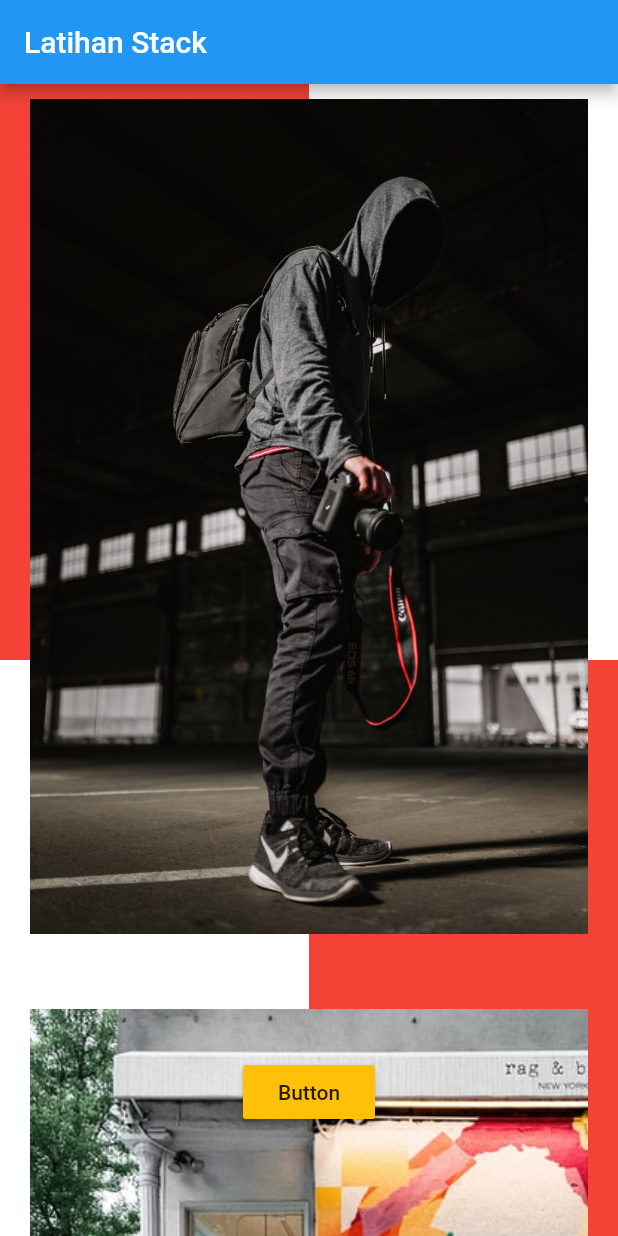
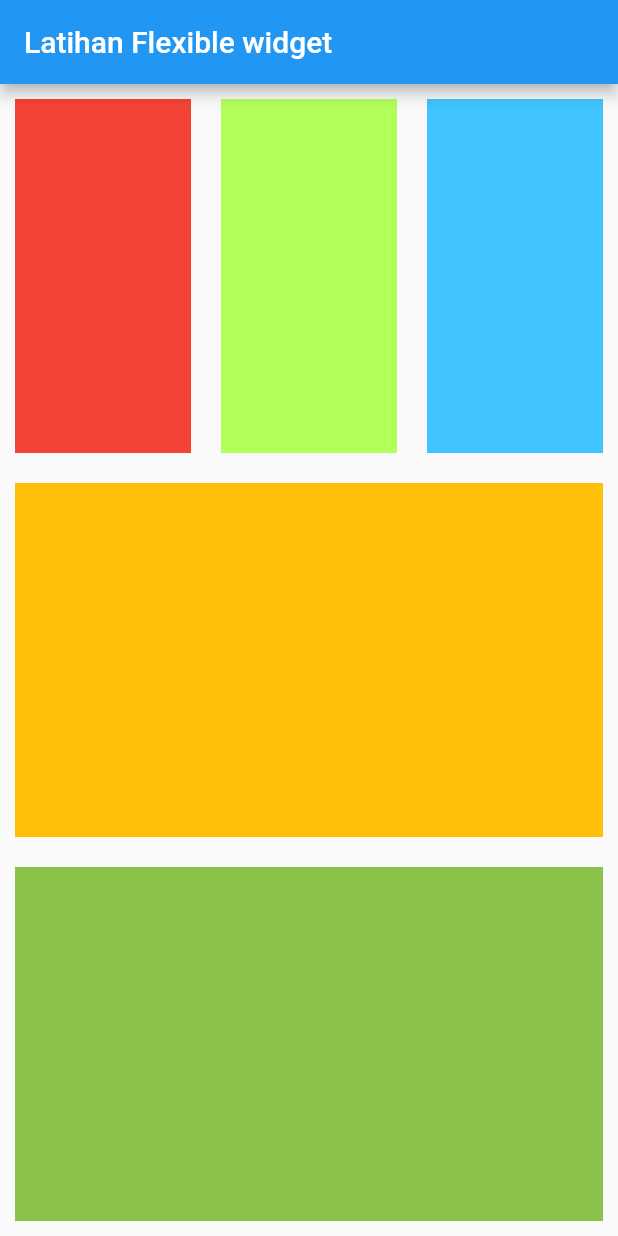
Before and after one commit to akbariyansyah/latihan-flutter, a Flutter app: the screen it shows after launch, on a phone screen of 412 x 824 dp. Run offline on Flutter 3.47's test engine with Material 2 defaults, Android fonts, the phone set to English and light mode, and no system bars.

Commit message:
-Initial Commit -Complete the code

```diff
--- a/lib/main.dart
+++ b/lib/main.dart
@@ -19,11 +19,10 @@ class MainPage extends StatelessWidget {
   Widget build(BuildContext context) {
     return Scaffold(
       appBar: AppBar(
-          title: Text("Latihan Stack"),
+        title: Text("Latihan Flexible widget"),
       ),
-        body: Stack(
-          children: [
-            Column(
+      body: Column(
+        mainAxisAlignment: MainAxisAlignment.center,
         children: [
           Flexible(
             flex: 1,
@@ -32,13 +31,22 @@ class MainPage extends StatelessWidget {
                 Flexible(
                   flex: 1,
                   child: Container(
+                    margin: EdgeInsets.all(10),
                     color: Colors.red,
                   ),
                 ),
                 Flexible(
                   flex: 1,
                   child: Container(
-                          color: Colors.white,
+                    margin: EdgeInsets.all(10),
+                    color: Colors.lightGreenAccent,
+                  ),
+                ),
+                Flexible(
+                  flex: 1,
+                  child: Container(
+                    margin: EdgeInsets.all(10),
+                    color: Colors.lightBlueAccent,
                   ),
                 ),
               ],
@@ -46,50 +54,20 @@ class MainPage extends StatelessWidget {
           ),
           Flexible(
             flex: 1,
-                  child: Row(
-                    children: [
-                      Flexible(
-                        flex: 1,
             child: Container(
-                          color: Colors.white,
+              margin: EdgeInsets.all(10),
+              color: Colors.amber,
             ),
           ),
           Flexible(
             flex: 1,
             child: Container(
-                          color: Colors.red,
+              margin: EdgeInsets.all(10),
+              color: Colors.lightGreen,
             ),
           ),
         ],
       ),
-                ),
-              ],
-            ),
-            ListView(
-              children: [
-                Container(
-                  margin: EdgeInsets.fromLTRB(20, 10, 20, 40),
-                  child: Image.asset("assets/image-1.jpg"),
-                ),
-                Container(
-                  margin: EdgeInsets.fromLTRB(20, 10, 20, 40),
-                  child: Image.asset("assets/image-2.jpg"),
-                ),
-                Container(
-                  margin: EdgeInsets.fromLTRB(20, 10, 20, 40),
-                  child: Image.asset("assets/image-3.jpg"),
-                ),
-              ],
-            ),
-            Align(
-              alignment: Alignment(0,0.80),
-              child: RaisedButton(
-                color: Colors.amber,
-                onPressed: () {},
-                child: Text("Button"),
-              ),
-            )
-          ],
-        ));
+    );
   }
 }
```
Lines whose indentation alone changed are shown as unchanged.
